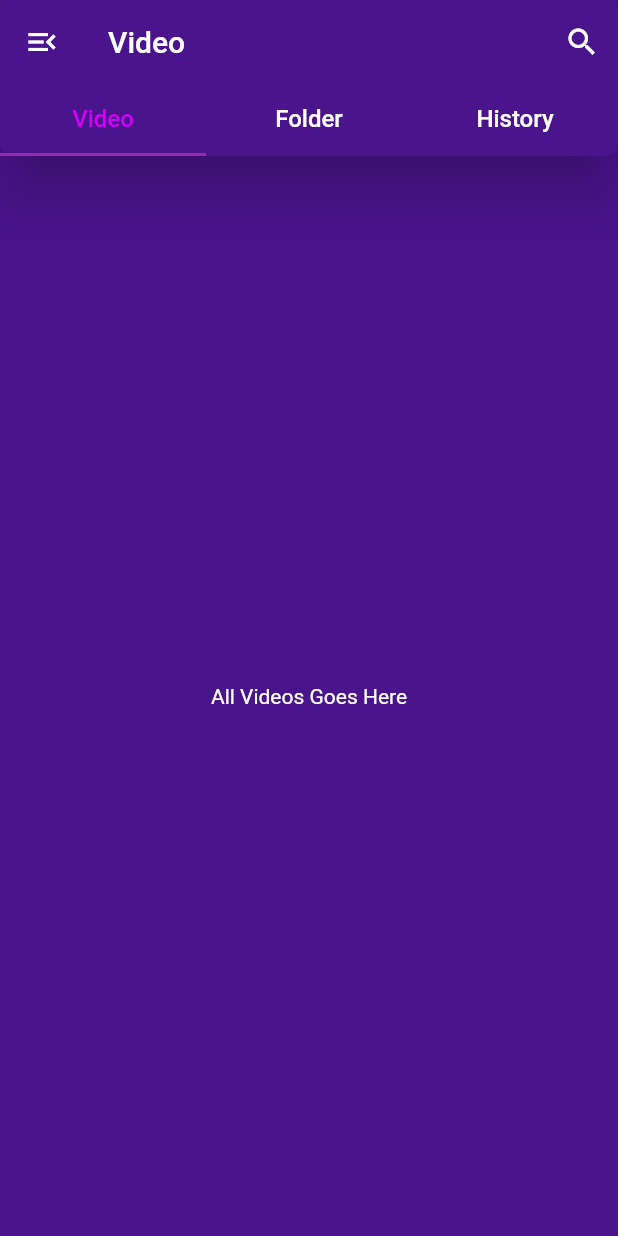
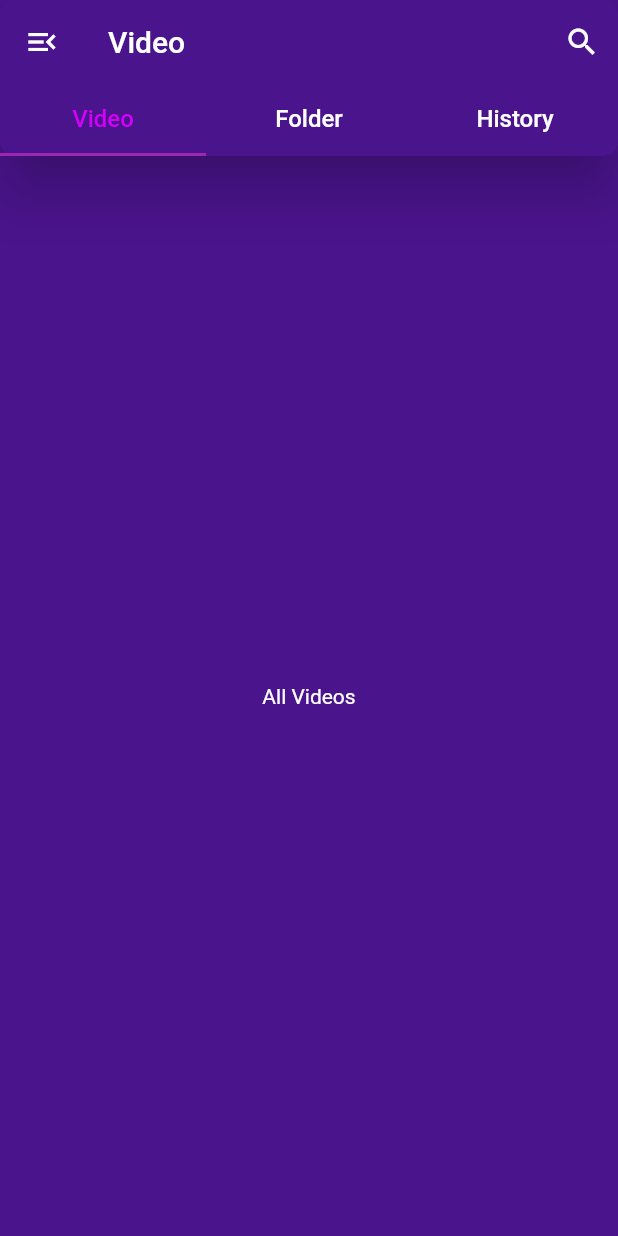
Before and after one commit to arpan8925/videoplayer_app, a Flutter app: the screen it shows after launch, on a phone screen of 412 x 824 dp. Run offline on Flutter 3.47's test engine with Material 2 defaults, Android fonts, the phone set to English and light mode, and no system bars.

Commit message:
setup project

```diff
--- a/lib/main.dart
+++ b/lib/main.dart
@@ -1,5 +1,5 @@
 import 'package:flutter/material.dart';
-import 'package:videoplayer_app/Splash_Screen.dart';
+import 'package:videoplayer_app/screen/splash/Splash_Screen.dart';
 
 void main() {
   runApp(MyApp());
--- a/lib/HomePage.dart
+++ b/lib/screen/home/HomePage.dart
@@ -1,8 +1,4 @@
 import 'package:flutter/material.dart';
-
-void main() {
-  runApp(MyApp());
-}
 
 class MyApp extends StatefulWidget {
   const MyApp({Key? key}) : super(key: key);
@@ -51,22 +47,28 @@ class _MyAppState extends State<MyApp> with SingleTickerProviderStateMixin {
             controller: _tabController,
             tabs: [
               Tab(
-                child: Text('Video',
-                style: TextStyle(
-                  fontSize: 16.0,
-                ),),
+                child: Text(
+                  'Video',
+                  style: TextStyle(
+                    fontSize: 16.0,
+                  ),
+                ),
               ),
               Tab(
-                child: Text('Folder',
+                child: Text(
+                  'Folder',
                   style: TextStyle(
                     fontSize: 16.0,
-                  ),),
+                  ),
+                ),
               ),
               Tab(
-                child: Text('History',
-                style: TextStyle(
-                  fontSize: 16.0,
-                ),),
+                child: Text(
+                  'History',
+                  style: TextStyle(
+                    fontSize: 16.0,
+                  ),
+                ),
               ),
             ],
           ),
@@ -74,18 +76,21 @@ class _MyAppState extends State<MyApp> with SingleTickerProviderStateMixin {
         body: TabBarView(
           controller: _tabController,
           children: [
-            Center(child: Text('All Videos Goes Here',
-            style: TextStyle(
-              color: Colors.white
-            ),)),
-            Center(child: Text('All Folders Goes Here',
-              style: TextStyle(
-                  color: Colors.white
-              ),)),
-            Center(child: Text('All History Goes Here',
-            style: TextStyle(
-              color: Colors.white
-            ),))
+            Center(
+                child: Text(
+              'All Videos',
+              style: TextStyle(color: Colors.white),
+            )),
+            Center(
+                child: Text(
+              'All Folders',
+              style: TextStyle(color: Colors.white),
+            )),
+            Center(
+                child: Text(
+              'All History',
+              style: TextStyle(color: Colors.white),
+            ))
           ],
         ),
       ),
--- a/lib/Splash_Screen.dart
+++ b/lib/screen/splash/Splash_Screen.dart
@@ -1,6 +1,6 @@
 import 'package:flutter/cupertino.dart';
 import 'package:flutter/material.dart';
-import 'package:videoplayer_app/HomePage.dart';
+import 'package:videoplayer_app/screen/home/HomePage.dart';
 
 class SplashScreen extends StatefulWidget {
   @override
```
Also changed, not shown: pubspec.yaml (+7 -8 lines), pubspec.lock, 1 other file.
